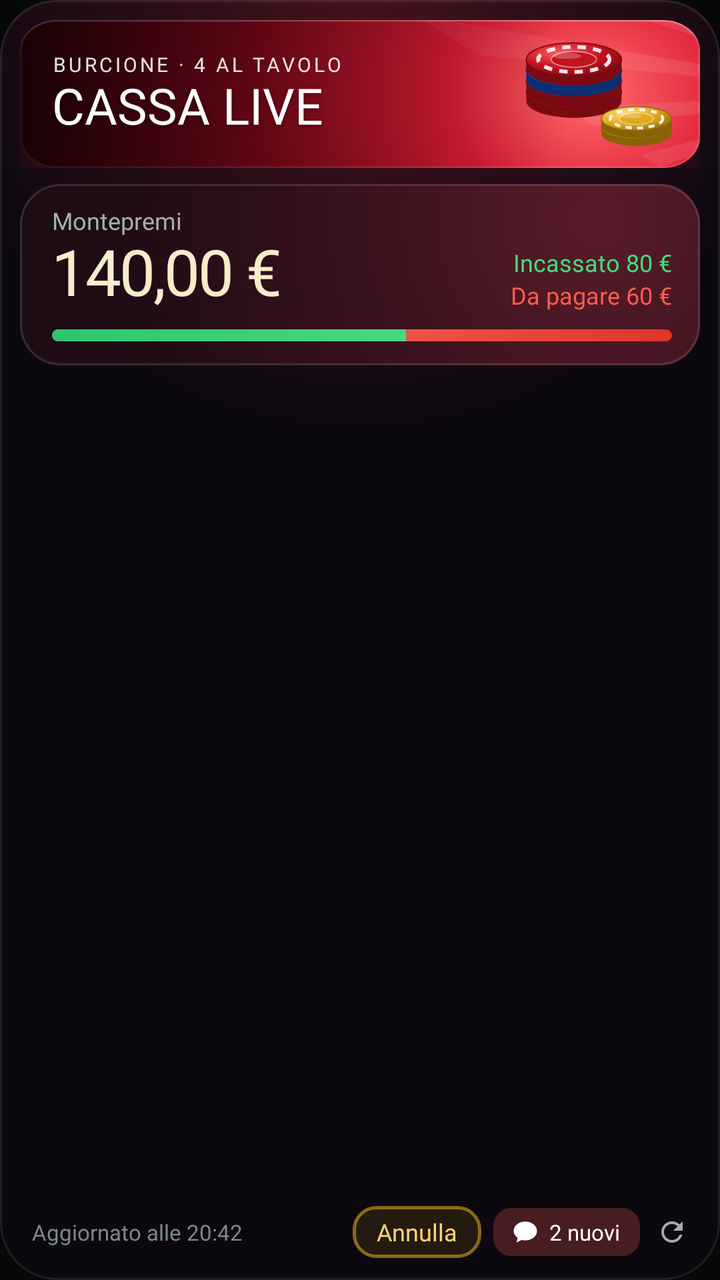
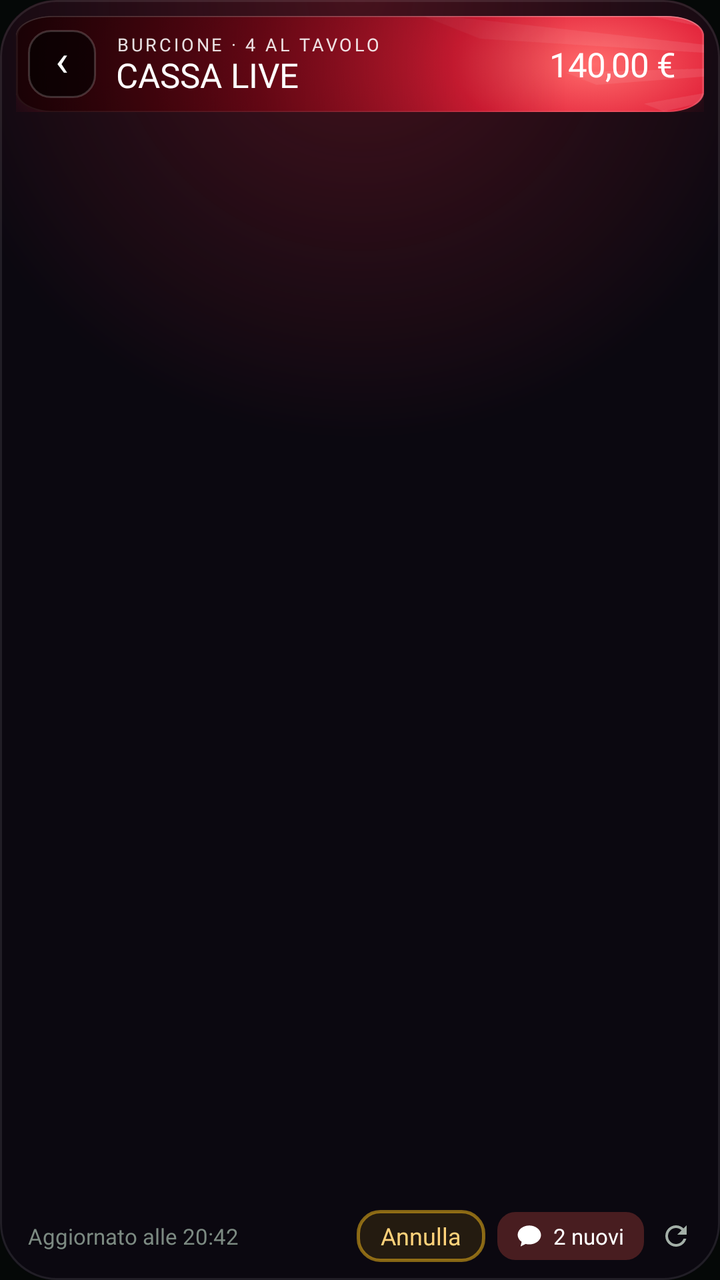

Two renders of the same Android screen: before a commit and after it. Below are the layout's source before the change and the commit's diff.
<!-- AndroidManifest.xml: application theme Theme.HomePoker -->
<!-- res/layout/widget_live.xml -->
<?xml version="1.0" encoding="utf-8"?>
<LinearLayout xmlns:android="http://schemas.android.com/apk/res/android"
    android:id="@+id/root"
    android:layout_width="match_parent"
    android:layout_height="match_parent"
    android:background="@drawable/w2_root"
    android:orientation="vertical"
    android:padding="10dp">

    
    <FrameLayout
        android:id="@+id/head"
        android:layout_width="match_parent"
        android:layout_height="74dp">
        <ImageView
            android:layout_width="match_parent"
            android:layout_height="match_parent"
            android:scaleType="fitXY"
            android:src="@drawable/w2_hero" />
        <ImageView
            android:layout_width="wrap_content"
            android:layout_height="52dp"
            android:layout_gravity="end|center_vertical"
            android:layout_marginEnd="14dp"
            android:adjustViewBounds="true"
            android:src="@drawable/w2_chips" />
        <LinearLayout
            android:layout_width="match_parent"
            android:layout_height="match_parent"
            android:gravity="center_vertical"
            android:orientation="vertical"
            android:paddingStart="16dp"
            android:paddingEnd="96dp">
            <TextView
                android:id="@+id/kicker"
                android:layout_width="wrap_content"
                android:layout_height="wrap_content"
                android:ellipsize="end"
                android:maxLines="1"
                android:text="BURCIONE · 4 AL TAVOLO"
                android:textColor="#E0FFFFFF"
                android:textSize="10sp"
                android:letterSpacing="0.14"
                android:fontFamily="@font/is_bold" />
            <TextView
                android:id="@+id/label"
                android:layout_width="wrap_content"
                android:layout_height="wrap_content"
                android:maxLines="1"
                android:text="CASSA LIVE"
                android:textColor="#FFFFFF"
                android:textSize="25sp"
                android:fontFamily="@font/is_bold_italic"
                android:includeFontPadding="false"
                android:shadowColor="#66000000"
                android:shadowDy="2"
                android:shadowRadius="6" />
        </LinearLayout>
    </FrameLayout>

    
    <LinearLayout
        android:id="@+id/potBox"
        android:layout_width="match_parent"
        android:layout_height="wrap_content"
        android:layout_marginTop="8dp"
        android:background="@drawable/w2_wine"
        android:orientation="vertical"
        android:paddingStart="16dp"
        android:paddingEnd="14dp"
        android:paddingTop="10dp"
        android:paddingBottom="12dp">
        <LinearLayout
            android:layout_width="match_parent"
            android:layout_height="wrap_content"
            android:gravity="bottom"
            android:orientation="horizontal">
            <LinearLayout
                android:layout_width="0dp"
                android:layout_height="wrap_content"
                android:layout_weight="1"
                android:orientation="vertical">
                <TextView
                    android:layout_width="wrap_content"
                    android:layout_height="wrap_content"
                    android:text="Montepremi"
                    android:textColor="#A4B0A8"
                    android:textSize="12sp"
                    android:fontFamily="@font/is_regular" />
                <TextView
                    android:id="@+id/big"
                    android:layout_width="wrap_content"
                    android:layout_height="wrap_content"
                    android:maxLines="1"
                    android:text="140,00 €"
                    android:textColor="#F8ECCB"
                    android:textSize="32sp"
                    android:letterSpacing="-0.03"
                    android:includeFontPadding="false"
                    android:fontFamily="@font/bricolage_heavy" />
            </LinearLayout>
            <LinearLayout
                android:layout_width="wrap_content"
                android:layout_height="wrap_content"
                android:gravity="end"
                android:orientation="vertical">
                <TextView
                    android:id="@+id/paid"
                    android:layout_width="wrap_content"
                    android:layout_height="wrap_content"
                    android:text="Incassato 80 €"
                    android:textColor="#46DA80"
                    android:textSize="12sp"
                    android:fontFamily="@font/is_bold" />
                <TextView
                    android:id="@+id/pend"
                    android:layout_width="wrap_content"
                    android:layout_height="wrap_content"
                    android:text="Da pagare 60 €"
                    android:textColor="#FF5C50"
                    android:textSize="12sp"
                    android:fontFamily="@font/is_bold" />
            </LinearLayout>
        </LinearLayout>
        <ProgressBar
            android:id="@+id/bar"
            style="@android:style/Widget.ProgressBar.Horizontal"
            android:layout_width="match_parent"
            android:layout_height="6dp"
            android:layout_marginTop="9dp"
            android:max="100"
            android:progress="57"
            android:progressDrawable="@drawable/w2_bar" />
    </LinearLayout>

    <ListView
        android:id="@+id/list"
        android:layout_width="match_parent"
        android:layout_height="0dp"
        android:layout_weight="1"
        android:layout_marginTop="8dp"
        android:divider="@null"
        android:dividerHeight="0dp"
        android:scrollbars="none" />
    <TextView
        android:id="@+id/empty"
        android:layout_width="match_parent"
        android:layout_height="0dp"
        android:layout_weight="1"
        android:gravity="center"
        android:text="Nessun giocatore al tavolo"
        android:textColor="#A4B0A8"
        android:textSize="13sp"
        android:fontFamily="@font/is_regular"
        android:visibility="gone" />

    <LinearLayout
        android:layout_width="match_parent"
        android:layout_height="28dp"
        android:gravity="center_vertical"
        android:orientation="horizontal"
        android:paddingStart="6dp">
        <TextView
            android:id="@+id/status"
            android:layout_width="0dp"
            android:layout_height="wrap_content"
            android:layout_weight="1"
            android:ellipsize="end"
            android:maxLines="1"
            android:text="Aggiornato alle 20:42"
            android:textColor="#7C8A82"
            android:textSize="11sp"
            android:fontFamily="@font/is_semibold" />
        <TextView
            android:id="@+id/undo"
            android:layout_width="wrap_content"
            android:layout_height="26dp"
            android:layout_marginStart="6dp"
            android:background="@drawable/w2_gold_line"
            android:gravity="center"
            android:paddingStart="12dp"
            android:paddingEnd="12dp"
            android:text="Annulla"
            android:textColor="#FFD27A"
            android:textSize="12sp"
            android:fontFamily="@font/is_bold" />
        <TextView
            android:id="@+id/chat"
            android:layout_width="wrap_content"
            android:layout_height="24dp"
            android:layout_marginStart="6dp"
            android:background="@drawable/w2_due"
            android:drawableStart="@drawable/w2_chat"
            android:drawablePadding="5dp"
            android:gravity="center_vertical"
            android:paddingStart="9dp"
            android:paddingEnd="10dp"
            android:text="2 nuovi"
            android:textColor="#FFFFFF"
            android:textSize="11sp"
            android:fontFamily="@font/is_bold" />
        <ImageView
            android:id="@+id/refresh"
            android:layout_width="28dp"
            android:layout_height="28dp"
            android:layout_marginStart="2dp"
            android:padding="6dp"
            android:src="@drawable/w2_refresh" />
    </LinearLayout>
</LinearLayout>
<!-- resources referenced by this layout -->
<resources>
  <!-- drawable w2_bar (drawable) -->
  <?xml version="1.0" encoding="utf-8"?>
  <layer-list xmlns:android="http://schemas.android.com/apk/res/android">
      <item android:id="@android:id/background"><shape><gradient android:angle="0" android:startColor="#FF7A6E" android:endColor="#E0352C" /><corners android:radius="3dp" /></shape></item>
      <item android:id="@android:id/progress"><clip><shape><gradient android:angle="0" android:startColor="#2FC46C" android:endColor="#5BE892" /><corners android:radius="3dp" /></shape></clip></item>
  </layer-list>
  <!-- drawable w2_chat (drawable) -->
  <vector xmlns:android="http://schemas.android.com/apk/res/android" android:width="14dp" android:height="14dp" android:viewportWidth="24" android:viewportHeight="24">
      <path android:fillColor="#FFFFFF" android:pathData="M12,3C6.5,3 2,6.6 2,11c0,2.4 1.3,4.5 3.4,6L4.5,21l4.3,-2.2c1,0.3 2.1,0.4 3.2,0.4 5.5,0 10,-3.6 10,-8S17.5,3 12,3z" />
  </vector>
  <!-- drawable w2_chips: png bitmap (drawable-xxhdpi, 28947 bytes) -->
  <!-- drawable w2_due (drawable) -->
  <?xml version="1.0" encoding="utf-8"?>
  <shape xmlns:android="http://schemas.android.com/apk/res/android" android:shape="rectangle">
      <solid android:color="#40FF5C50" /><corners android:radius="9dp" />
  </shape>
  <!-- drawable w2_gold_line (drawable) -->
  <?xml version="1.0" encoding="utf-8"?>
  <shape xmlns:android="http://schemas.android.com/apk/res/android" android:shape="rectangle">
      <solid android:color="#1AFFC21A" /><corners android:radius="11dp" /><stroke android:width="1.5dp" android:color="#80FFC21A" />
  </shape>
  <!-- drawable w2_hero: png bitmap (drawable-xxhdpi, 165404 bytes) -->
  <!-- drawable w2_refresh (drawable) -->
  <vector xmlns:android="http://schemas.android.com/apk/res/android" android:width="16dp" android:height="16dp" android:viewportWidth="24" android:viewportHeight="24">
      <path android:fillColor="#A4B0A8" android:pathData="M17.65,6.35C16.2,4.9 14.21,4 12,4c-4.42,0 -7.99,3.58 -7.99,8s3.57,8 7.99,8c3.73,0 6.84,-2.55 7.73,-6h-2.08c-0.82,2.33 -3.04,4 -5.65,4 -3.31,0 -6,-2.69 -6,-6s2.69,-6 6,-6c1.66,0 3.14,0.69 4.22,1.78L13,11h7V4l-2.35,2.35z"/>
  </vector>
  <!-- drawable w2_root (drawable) -->
  <?xml version="1.0" encoding="utf-8"?>
  <layer-list xmlns:android="http://schemas.android.com/apk/res/android">
      <item><shape android:shape="rectangle"><solid android:color="#0B0810" /><corners android:radius="28dp" /></shape></item>
      <item><shape android:shape="rectangle">
          <gradient android:type="radial" android:gradientRadius="220dp" android:centerX="0.5" android:centerY="0" android:startColor="#47DC283C" android:endColor="#000B0810" />
          <corners android:radius="28dp" /></shape></item>
      <item><shape android:shape="rectangle"><solid android:color="#00000000" /><corners android:radius="28dp" /><stroke android:width="1dp" android:color="#17FFFFFF" /></shape></item>
  </layer-list>
  <!-- drawable w2_wine (drawable) -->
  <?xml version="1.0" encoding="utf-8"?>
  <layer-list xmlns:android="http://schemas.android.com/apk/res/android">
      <item><shape android:shape="rectangle">
          <gradient android:type="radial" android:gradientRadius="240dp" android:centerX="0.85" android:centerY="0.2" android:startColor="#5A1C2A" android:centerColor="#3A121D" android:endColor="#1E0C14" />
          <corners android:radius="20dp" /></shape></item>
      <item><shape android:shape="rectangle"><solid android:color="#00000000" /><corners android:radius="20dp" /><stroke android:width="1dp" android:color="#1FFFFFFF" /></shape></item>
  </layer-list>
  <style name="Theme.HomePoker" parent="android:Theme.Material.NoActionBar">
          <item name="android:windowBackground">@color/felt_dark</item>
          <item name="android:statusBarColor">@color/felt_dark</item>
          <item name="android:navigationBarColor">@color/felt_dark</item>
      </style>
  <color name="felt_dark">#050807</color>
</resources>

<!-- the commit's change to res/layout/widget_live.xml (unified diff, before → after) -->
@@ -5,140 +5,86 @@
     android:layout_height="match_parent"
     android:background="@drawable/w2_root"
     android:orientation="vertical"
-    android:padding="10dp">
+    android:padding="8dp">
 
     
     <FrameLayout
         android:id="@+id/head"
         android:layout_width="match_parent"
-        android:layout_height="74dp">
+        android:layout_height="48dp">
         <ImageView
             android:layout_width="match_parent"
             android:layout_height="match_parent"
             android:scaleType="fitXY"
             android:src="@drawable/w2_hero" />
-        <ImageView
-            android:layout_width="wrap_content"
-            android:layout_height="52dp"
-            android:layout_gravity="end|center_vertical"
-            android:layout_marginEnd="14dp"
-            android:adjustViewBounds="true"
-            android:src="@drawable/w2_chips" />
         <LinearLayout
             android:layout_width="match_parent"
             android:layout_height="match_parent"
             android:gravity="center_vertical"
-            android:orientation="vertical"
-            android:paddingStart="16dp"
-            android:paddingEnd="96dp">
+            android:orientation="horizontal"
+            android:paddingStart="6dp"
+            android:paddingEnd="14dp">
             <TextView
-                android:id="@+id/kicker"
-                android:layout_width="wrap_content"
-                android:layout_height="wrap_content"
-                android:ellipsize="end"
-                android:maxLines="1"
-                android:text="BURCIONE · 4 AL TAVOLO"
-                android:textColor="#E0FFFFFF"
-                android:textSize="10sp"
-                android:letterSpacing="0.14"
+                android:id="@+id/back"
+                android:layout_width="34dp"
+                android:layout_height="34dp"
+                android:background="@drawable/w2_status"
+                android:gravity="center"
+                android:text="‹"
+                android:textColor="#FFFFFF"
+                android:textSize="22sp"
+                android:includeFontPadding="false"
+                android:paddingBottom="3dp"
                 android:fontFamily="@font/is_bold" />
+            <LinearLayout
+                android:id="@+id/title"
+                android:layout_width="0dp"
+                android:layout_height="match_parent"
+                android:layout_weight="1"
+                android:layout_marginStart="10dp"
+                android:gravity="center_vertical"
+                android:orientation="vertical">
+                <TextView
+                    android:id="@+id/kicker"
+                    android:layout_width="wrap_content"
+                    android:layout_height="wrap_content"
+                    android:ellipsize="end"
+                    android:maxLines="1"
+                    android:text="BURCIONE · 4 AL TAVOLO"
+                    android:textColor="#E0FFFFFF"
+                    android:textSize="9sp"
+                    android:letterSpacing="0.14"
+                    android:fontFamily="@font/is_bold" />
+                <TextView
+                    android:id="@+id/label"
+                    android:layout_width="wrap_content"
+                    android:layout_height="wrap_content"
+                    android:maxLines="1"
+                    android:text="CASSA LIVE"
+                    android:textColor="#FFFFFF"
+                    android:textSize="17sp"
+                    android:includeFontPadding="false"
+                    android:fontFamily="@font/is_bold_italic" />
+            </LinearLayout>
             <TextView
-                android:id="@+id/label"
+                android:id="@+id/big"
                 android:layout_width="wrap_content"
                 android:layout_height="wrap_content"
                 android:maxLines="1"
-                android:text="CASSA LIVE"
+                android:text="140,00 €"
                 android:textColor="#FFFFFF"
-                android:textSize="25sp"
-                android:fontFamily="@font/is_bold_italic"
-                android:includeFontPadding="false"
-                android:shadowColor="#66000000"
-                android:shadowDy="2"
-                android:shadowRadius="6" />
+                android:textSize="17sp"
+                android:letterSpacing="-0.02"
+                android:fontFamily="@font/bricolage_heavy" />
         </LinearLayout>
     </FrameLayout>
-
-    
-    <LinearLayout
-        android:id="@+id/potBox"
-        android:layout_width="match_parent"
-        android:layout_height="wrap_content"
-        android:layout_marginTop="8dp"
-        android:background="@drawable/w2_wine"
-        android:orientation="vertical"
-        android:paddingStart="16dp"
-        android:paddingEnd="14dp"
-        android:paddingTop="10dp"
-        android:paddingBottom="12dp">
-        <LinearLayout
-            android:layout_width="match_parent"
-            android:layout_height="wrap_content"
-            android:gravity="bottom"
-            android:orientation="horizontal">
-            <LinearLayout
-                android:layout_width="0dp"
-                android:layout_height="wrap_content"
-                android:layout_weight="1"
-                android:orientation="vertical">
-                <TextView
-                    android:layout_width="wrap_content"
-                    android:layout_height="wrap_content"
-                    android:text="Montepremi"
-                    android:textColor="#A4B0A8"
-                    android:textSize="12sp"
-                    android:fontFamily="@font/is_regular" />
-                <TextView
-                    android:id="@+id/big"
-                    android:layout_width="wrap_content"
-                    android:layout_height="wrap_content"
-                    android:maxLines="1"
-                    android:text="140,00 €"
-                    android:textColor="#F8ECCB"
-                    android:textSize="32sp"
-                    android:letterSpacing="-0.03"
-                    android:includeFontPadding="false"
-                    android:fontFamily="@font/bricolage_heavy" />
-            </LinearLayout>
-            <LinearLayout
-                android:layout_width="wrap_content"
-                android:layout_height="wrap_content"
-                android:gravity="end"
-                android:orientation="vertical">
-                <TextView
-                    android:id="@+id/paid"
-                    android:layout_width="wrap_content"
-                    android:layout_height="wrap_content"
-                    android:text="Incassato 80 €"
-                    android:textColor="#46DA80"
-                    android:textSize="12sp"
-                    android:fontFamily="@font/is_bold" />
-                <TextView
-                    android:id="@+id/pend"
-                    android:layout_width="wrap_content"
-                    android:layout_height="wrap_content"
-                    android:text="Da pagare 60 €"
-                    android:textColor="#FF5C50"
-                    android:textSize="12sp"
-                    android:fontFamily="@font/is_bold" />
-            </LinearLayout>
-        </LinearLayout>
-        <ProgressBar
-            android:id="@+id/bar"
-            style="@android:style/Widget.ProgressBar.Horizontal"
-            android:layout_width="match_parent"
-            android:layout_height="6dp"
-            android:layout_marginTop="9dp"
-            android:max="100"
-            android:progress="57"
-            android:progressDrawable="@drawable/w2_bar" />
-    </LinearLayout>
 
     <ListView
         android:id="@+id/list"
         android:layout_width="match_parent"
         android:layout_height="0dp"
         android:layout_weight="1"
-        android:layout_marginTop="8dp"
+        android:layout_marginTop="6dp"
         android:divider="@null"
         android:dividerHeight="0dp"
         android:scrollbars="none" />
<!-- resource entries referenced after the edit -->
@@ -1,16 +1,9 @@
 <!-- resources referenced by this layout -->
 <resources>
-  <!-- drawable w2_bar (drawable) -->
-  <?xml version="1.0" encoding="utf-8"?>
-  <layer-list xmlns:android="http://schemas.android.com/apk/res/android">
-      <item android:id="@android:id/background"><shape><gradient android:angle="0" android:startColor="#FF7A6E" android:endColor="#E0352C" /><corners android:radius="3dp" /></shape></item>
-      <item android:id="@android:id/progress"><clip><shape><gradient android:angle="0" android:startColor="#2FC46C" android:endColor="#5BE892" /><corners android:radius="3dp" /></shape></clip></item>
-  </layer-list>
   <!-- drawable w2_chat (drawable) -->
   <vector xmlns:android="http://schemas.android.com/apk/res/android" android:width="14dp" android:height="14dp" android:viewportWidth="24" android:viewportHeight="24">
       <path android:fillColor="#FFFFFF" android:pathData="M12,3C6.5,3 2,6.6 2,11c0,2.4 1.3,4.5 3.4,6L4.5,21l4.3,-2.2c1,0.3 2.1,0.4 3.2,0.4 5.5,0 10,-3.6 10,-8S17.5,3 12,3z" />
   </vector>
-  <!-- drawable w2_chips: png bitmap (drawable-xxhdpi, 28947 bytes) -->
   <!-- drawable w2_due (drawable) -->
   <?xml version="1.0" encoding="utf-8"?>
   <shape xmlns:android="http://schemas.android.com/apk/res/android" android:shape="rectangle">
@@ -35,14 +28,11 @@
           <corners android:radius="28dp" /></shape></item>
       <item><shape android:shape="rectangle"><solid android:color="#00000000" /><corners android:radius="28dp" /><stroke android:width="1dp" android:color="#17FFFFFF" /></shape></item>
   </layer-list>
-  <!-- drawable w2_wine (drawable) -->
+  <!-- drawable w2_status (drawable) -->
   <?xml version="1.0" encoding="utf-8"?>
-  <layer-list xmlns:android="http://schemas.android.com/apk/res/android">
-      <item><shape android:shape="rectangle">
-          <gradient android:type="radial" android:gradientRadius="240dp" android:centerX="0.85" android:centerY="0.2" android:startColor="#5A1C2A" android:centerColor="#3A121D" android:endColor="#1E0C14" />
-          <corners android:radius="20dp" /></shape></item>
-      <item><shape android:shape="rectangle"><solid android:color="#00000000" /><corners android:radius="20dp" /><stroke android:width="1dp" android:color="#1FFFFFFF" /></shape></item>
-  </layer-list>
+  <shape xmlns:android="http://schemas.android.com/apk/res/android" android:shape="rectangle">
+      <solid android:color="#99000000" /><corners android:radius="11dp" /><stroke android:width="1dp" android:color="#2EFFFFFF" />
+  </shape>
   <style name="Theme.HomePoker" parent="android:Theme.Material.NoActionBar">
           <item name="android:windowBackground">@color/felt_dark</item>
           <item name="android:statusBarColor">@color/felt_dark</item>
